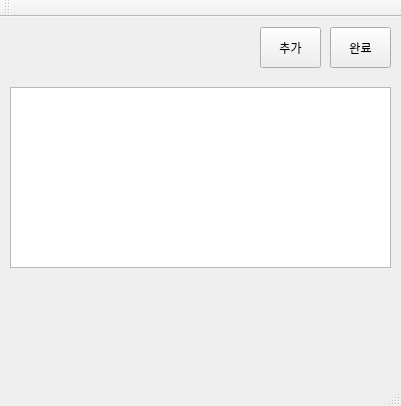
Above: Todo/Todo.ui from xorud1541/Todo before the change. Below: the same form after it.
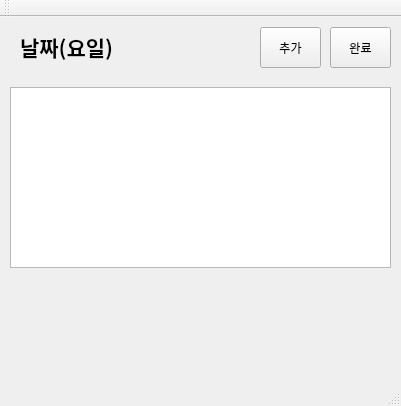
That is the form after the change. Custom widgets are drawn as their Qt base class.

Commit message: ui 변경

Patch:
```diff
--- a/Todo/Todo.ui
+++ b/Todo/Todo.ui
@@ -50,6 +50,27 @@
      <string>완료</string>
     </property>
    </widget>
+   <widget class="QLabel" name="dateLabel">
+    <property name="geometry">
+     <rect>
+      <x>20</x>
+      <y>14</y>
+      <width>181</width>
+      <height>31</height>
+     </rect>
+    </property>
+    <property name="font">
+     <font>
+      <family>Agency FB</family>
+      <pointsize>16</pointsize>
+      <weight>75</weight>
+      <bold>true</bold>
+     </font>
+    </property>
+    <property name="text">
+     <string>날짜(요일)</string>
+    </property>
+   </widget>
   </widget>
   <widget class="QMenuBar" name="menuBar">
    <property name="geometry">
```
Left out of the diff: 2 changed lines with no effect on the pictures. The commit also changes 2 other files.
